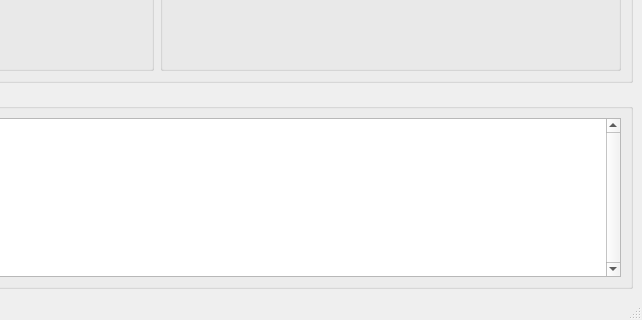
The window that widgets/final.ui (emregoenen/HUB_ALLOCATION) describes before a commit, drawn with Qt 5; both pictures show x 329 to 971 and y 497 to 817 of the 971 by 817 pixel window.
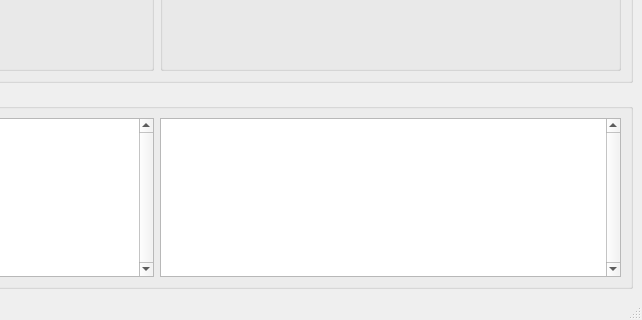
The same window after the commit.

Diff of the .ui file:
```diff
--- a/widgets/final.ui
+++ b/widgets/final.ui
@@ -570,7 +570,7 @@
       <property name="title">
        <string>Info Panel</string>
       </property>
-      <layout class="QVBoxLayout" name="verticalLayout">
+      <layout class="QHBoxLayout" name="horizontalLayout_11">
        <item>
         <widget class="QTextBrowser" name="textBrowser_infoPanel">
          <property name="sizePolicy">
@@ -590,6 +590,25 @@
          </property>
         </widget>
        </item>
+       <item>
+        <widget class="QTextBrowser" name="textBrowser_infoPanel_final">
+         <property name="sizePolicy">
+          <sizepolicy hsizetype="Preferred" vsizetype="Preferred">
+           <horstretch>0</horstretch>
+           <verstretch>0</verstretch>
+          </sizepolicy>
+         </property>
+         <property name="maximumSize">
+          <size>
+           <width>16777215</width>
+           <height>200</height>
+          </size>
+         </property>
+         <property name="verticalScrollBarPolicy">
+          <enum>Qt::ScrollBarAlwaysOn</enum>
+         </property>
+        </widget>
+       </item>
       </layout>
      </widget>
     </item>
```
